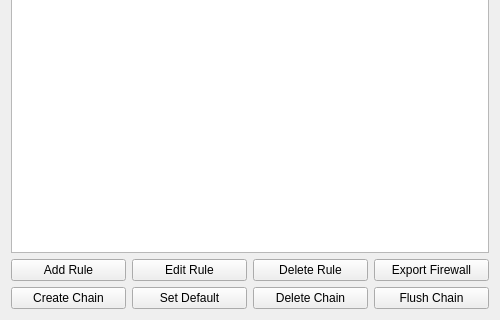
First picture: the form in mainwindow.ui, repository koralarts/RoadSpikes, before the edit; both pictures show x 0 to 500 and y 180 to 500 of the 500 by 500 pixel window.
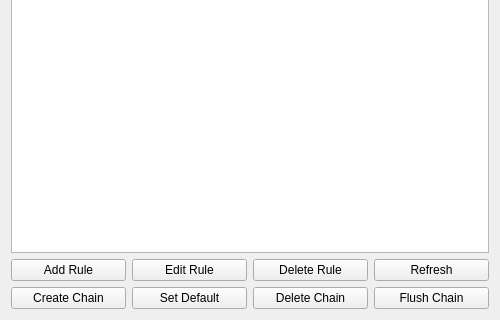
Second picture: the form after the edit.

Diff of the .ui file:
```diff
--- a/mainwindow.ui
+++ b/mainwindow.ui
@@ -66,7 +66,7 @@
       <item row="1" column="3">
        <widget class="QPushButton" name="exportFileWallButton">
         <property name="text">
-         <string>Export Firewall</string>
+         <string>Refresh</string>
         </property>
        </widget>
       </item>
```
Left out of the diff: 2 changed lines with no effect on the pictures.
